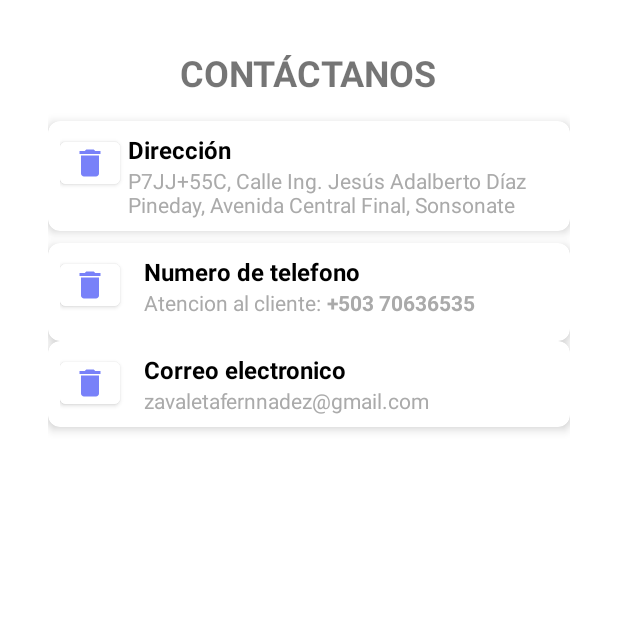
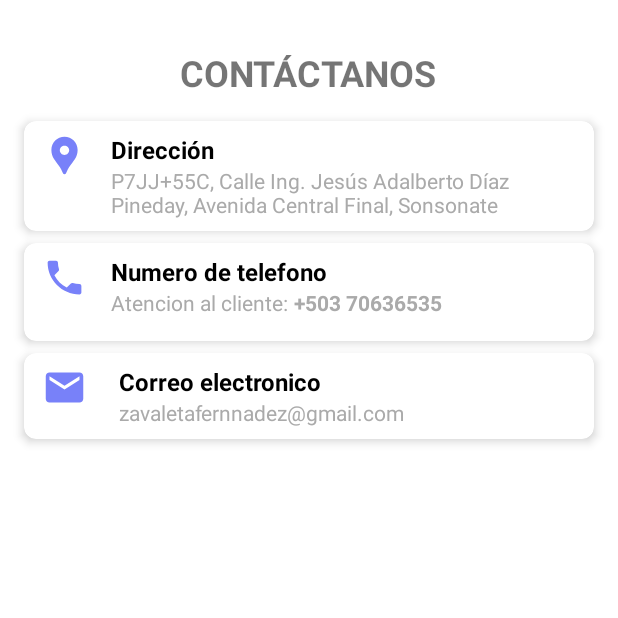
Before and after one commit to marcosherna/wallet_android, an Android app: the ContactMeFragment screen opened through its navigation route, on a phone screen of 412 x 824 dp, the top half of it. Run offline under Robolectric (Android 15) with nearby library versions, the light colour scheme and no system bars; our stand-ins replace RxJava, navigation-ui.

Commit message:
ajustes al contactanos

```diff
--- a/app/src/main/java/com/example/wallet/MainActivity.java
+++ b/app/src/main/java/com/example/wallet/MainActivity.java
@@ -74,7 +74,7 @@ public class MainActivity extends AppCompatActivity {
             }
         });
 
-        if (!isLoggedIn) { // !isLoggedIn
+        if (isLoggedIn) { // !isLoggedIn
             NavOptions navOptions = new NavOptions.Builder()
                     .setPopUpTo(R.id.mobile_navigation, true)
                     .build();
--- a/app/src/main/res/layout/fragment_contact_me.xml
+++ b/app/src/main/res/layout/fragment_contact_me.xml
@@ -11,7 +11,7 @@
     <LinearLayout
         android:layout_width="match_parent"
         android:layout_height="wrap_content"
-        android:layout_marginHorizontal="32dp"
+        android:layout_marginHorizontal="8dp"
         android:layout_marginVertical="16dp"
         android:gravity="center_horizontal"
         android:orientation="vertical">
@@ -31,8 +31,8 @@
             android:layout_height="wrap_content"
             app:cardCornerRadius="8dp"
             app:cardElevation="4dp"
-            android:layout_marginBottom="8dp"
-            android:background="@android:color/white">
+            android:layout_marginHorizontal="8dp"
+            android:layout_marginBottom="8dp">
 
             <RelativeLayout
                 android:layout_width="match_parent"
@@ -40,23 +40,31 @@
                 android:padding="8dp">
 
                 <!-- Icono alineado a la izquierda -->
-                <com.google.android.material.button.MaterialButton
-                    style="@style/Widget.MaterialComponents.Button.TextButton"
-                    android:layout_width="40dp"
-                    android:layout_height="40dp"
-                    android:layout_alignParentStart="true"
-                    app:icon="@drawable/baseline_delete_24"
-                    app:iconTint="?attr/colorPrimary"
-                    android:backgroundTint="@android:color/white"
-                    android:layout_marginEnd="16dp"
-                    android:elevation="2dp" />
+<!--                <com.google.android.material.button.MaterialButton-->
+<!--                    style="@style/Widget.MaterialComponents.Button.TextButton"-->
+<!--                    android:layout_width="40dp"-->
+<!--                    android:layout_height="40dp"-->
+<!--                    app:icon="@drawable/baseline_location_pin_24"-->
+<!--                    app:iconTint="@color/primary_color"-->
+<!--                    android:backgroundTint="@android:color/white"-->
+<!--                    android:contentDescription="@string/txt_direction_university"-->
+<!--                    android:elevation="2dp"-->
+<!--                    android:layout_marginEnd="0dp"/>-->
+
+                <ImageView
+                    android:layout_width="30dp"
+                    android:layout_height="30dp"
+                    android:layout_marginStart="4dp"
+                    android:contentDescription="@string/txt_direction_university"
+                    android:src="@drawable/baseline_location_pin_24"
+                    app:tint="@color/primary_color" />
                 <!-- Contenedor del texto -->
                 <LinearLayout
                     android:layout_width="match_parent"
                     android:layout_height="wrap_content"
                     android:orientation="vertical"
                     android:layout_marginStart="20dp"
-                    android:paddingStart="25dp">
+                    android:paddingStart="30dp">
                     <!-- Título -->
                     <TextView
                         android:layout_width="wrap_content"
@@ -82,7 +90,8 @@
             android:layout_height="wrap_content"
             app:cardCornerRadius="8dp"
             app:cardElevation="4dp"
-            android:background="@android:color/white">
+            android:layout_marginHorizontal="8dp"
+            android:layout_marginBottom="8dp">
 
             <RelativeLayout
                 android:layout_width="match_parent"
@@ -90,25 +99,32 @@
                 android:layout_marginBottom="8dp"
                 android:padding="8dp">
 
-                <!-- Icono alineado a la izquierda -->
-                <com.google.android.material.button.MaterialButton
-                    android:id="@+id/btn_icon"
-                    style="@style/Widget.MaterialComponents.Button.TextButton"
-                    android:layout_width="40dp"
-                    android:layout_height="40dp"
-                    android:layout_alignParentStart="true"
-                    app:icon="@drawable/baseline_delete_24"
-                    app:iconTint="?attr/colorPrimary"
-                    android:backgroundTint="@android:color/white"
-                    android:layout_marginEnd="16dp"
-                    android:elevation="2dp" />
-                <!-- Contenedor del texto -->
+<!--                <com.google.android.material.button.MaterialButton-->
+<!--                    style="@style/Widget.MaterialComponents.Button.TextButton"-->
+<!--                    android:layout_width="40dp"-->
+<!--                    android:layout_height="40dp"-->
+<!--                    android:layout_alignParentStart="true"-->
+<!--                    app:icon="@drawable/baseline_local_phone_24"-->
+<!--                    app:iconTint="@color/primary_color"-->
+<!--                    android:backgroundTint="@android:color/white"-->
+<!--                    android:layout_marginEnd="16dp"-->
+<!--                    android:contentDescription="@string/txt_phone_number"-->
+<!--                    android:elevation="2dp" />-->
+
+                <ImageView
+                    android:layout_width="30dp"
+                    android:layout_height="30dp"
+                    android:layout_marginStart="4dp"
+                    android:contentDescription="@string/txt_phone_number"
+                    android:src="@drawable/baseline_local_phone_24"
+                    app:tint="@color/primary_color" />
+
                 <LinearLayout
                     android:layout_width="match_parent"
                     android:layout_height="wrap_content"
-                    android:layout_toEndOf="@id/btn_icon"
-                    android:orientation="vertical">
-                    <!-- Título -->
+                    android:orientation="vertical"
+                    android:layout_marginStart="20dp"
+                    android:paddingStart="30dp">
                     <TextView
                         android:layout_width="wrap_content"
                         android:layout_height="wrap_content"
@@ -116,7 +132,6 @@
                         android:textColor="@android:color/black"
                         android:textStyle="bold"
                         android:textSize="16sp" />
-                    <!-- Subtítulo -->
 
                     <LinearLayout
                         android:layout_width="wrap_content"
@@ -149,33 +164,40 @@
             android:layout_width="match_parent"
             android:layout_height="wrap_content"
             app:cardCornerRadius="8dp"
-            app:cardElevation="4dp"
-            android:background="@android:color/white">
+            android:layout_marginHorizontal="8dp"
+            app:cardElevation="4dp">
 
             <RelativeLayout
                 android:layout_width="match_parent"
                 android:layout_height="wrap_content"
                 android:padding="8dp">
 
-                <!-- Icono alineado a la izquierda -->
-                <com.google.android.material.button.MaterialButton
-                    android:id="@+id/btn_icon"
-                    style="@style/Widget.MaterialComponents.Button.TextButton"
-                    android:layout_width="40dp"
-                    android:layout_height="40dp"
-                    android:layout_alignParentStart="true"
-                    app:icon="@drawable/baseline_delete_24"
-                    app:iconTint="?attr/colorPrimary"
-                    android:backgroundTint="@android:color/white"
-                    android:layout_marginEnd="16dp"
-                    android:elevation="2dp" />
-                <!-- Contenedor del texto -->
+<!--                <com.google.android.material.button.MaterialButton-->
+<!--                    style="@style/Widget.MaterialComponents.Button.TextButton"-->
+<!--                    android:layout_width="40dp"-->
+<!--                    android:layout_height="40dp"-->
+<!--                    android:layout_alignParentStart="true"-->
+<!--                    app:icon="@drawable/baseline_email_24"-->
+<!--                    app:iconTint="@color/primary_color"-->
+<!--                    android:backgroundTint="@android:color/white"-->
+<!--                    android:contentDescription="@string/txt_email_contact"-->
+<!--                    android:elevation="2dp" />-->
+
+                <ImageView
+                    android:layout_width="30dp"
+                    android:layout_height="30dp"
+                    android:layout_marginStart="4dp"
+                    android:contentDescription="@string/txt_direction_university"
+                    android:src="@drawable/baseline_email_24"
+                    app:tint="@color/primary_color" />
+
+
                 <LinearLayout
                     android:layout_width="match_parent"
                     android:layout_height="wrap_content"
-                    android:layout_toEndOf="@id/btn_icon"
-                    android:orientation="vertical">
-                    <!-- Título -->
+                    android:orientation="vertical"
+                    android:layout_marginStart="20dp"
+                    android:paddingStart="35dp">
                     <TextView
                         android:layout_width="wrap_content"
                         android:layout_height="wrap_content"
@@ -183,7 +205,6 @@
                         android:textColor="@android:color/black"
                         android:textStyle="bold"
                         android:textSize="16sp" />
-                    <!-- Subtítulo -->
 
                     <TextView
                         android:layout_width="wrap_content"
```
Also changed, not shown: app/src/main/java/com/example/wallet/ui/views/contactMe/ContactMeFragment.java (+65 -75 lines), app/src/main/res/drawable/custom_card_shape.xml (added, +22 -0 lines).
